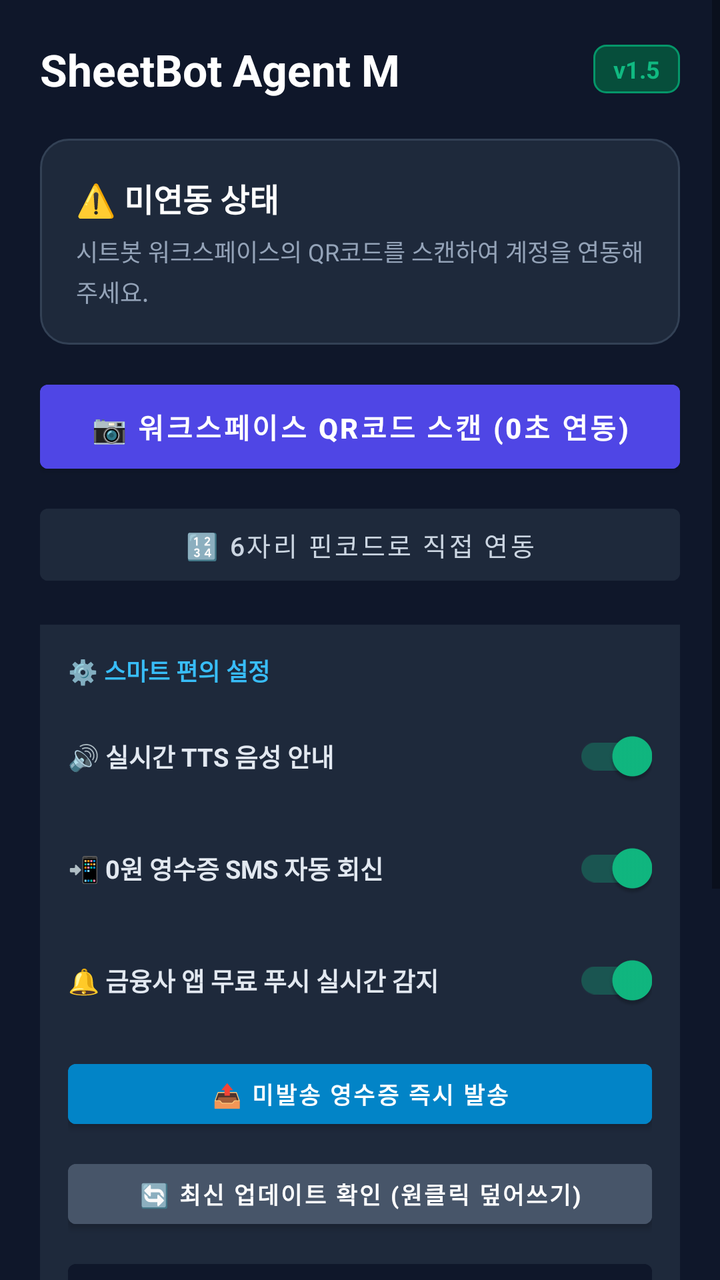
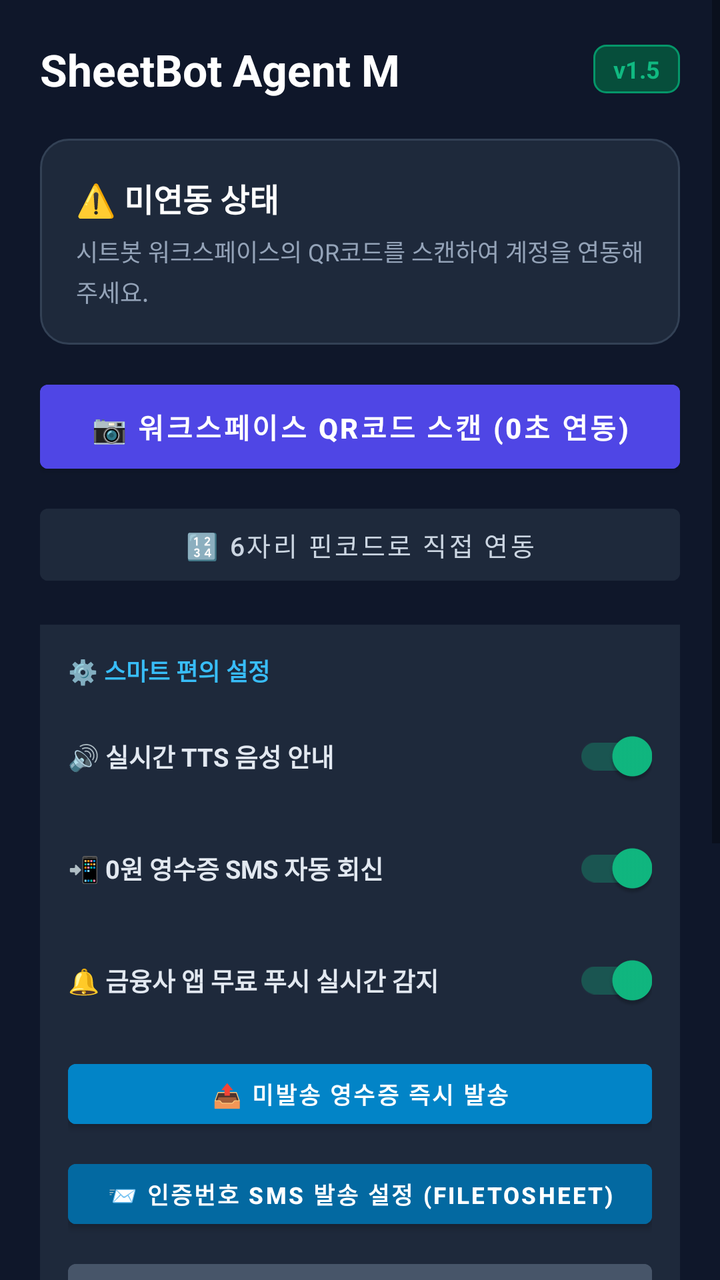

The first picture is an Android layout as it rendered before a commit; the second is the same layout after the commit. The layout source and the unified diff follow.
<!-- AndroidManifest.xml: application theme Theme.SheetBotDepositAgent -->
<!-- res/layout/activity_main.xml -->
<?xml version="1.0" encoding="utf-8"?>
<FrameLayout xmlns:android="http://schemas.android.com/apk/res/android"
    xmlns:app="http://schemas.android.com/apk/res-auto"
    android:layout_width="match_parent"
    android:layout_height="match_parent"
    android:background="#0F172A">

    <ScrollView
        android:layout_width="match_parent"
        android:layout_height="match_parent"
        android:fillViewport="true">

    <LinearLayout
        android:layout_width="match_parent"
        android:layout_height="wrap_content"
        android:orientation="vertical"
        android:padding="20dp">

        
        <LinearLayout
            android:layout_width="match_parent"
            android:layout_height="wrap_content"
            android:orientation="horizontal"
            android:gravity="center_vertical"
            android:layout_marginBottom="20dp">

            <TextView
                android:layout_width="0dp"
                android:layout_height="wrap_content"
                android:layout_weight="1"
                android:text="SheetBot Agent M"
                android:textColor="#FFFFFF"
                android:textSize="22sp"
                android:textStyle="bold" />

            <TextView
                android:layout_width="wrap_content"
                android:layout_height="wrap_content"
                android:background="@drawable/bg_badge_version"
                android:paddingHorizontal="10dp"
                android:paddingVertical="4dp"
                android:text="v1.5"
                android:textColor="#10B981"
                android:textSize="12sp"
                android:textStyle="bold" />
        </LinearLayout>

        
        <LinearLayout
            android:id="@+id/cardStatus"
            android:layout_width="match_parent"
            android:layout_height="wrap_content"
            android:orientation="vertical"
            android:padding="18dp"
            android:background="@drawable/bg_card_unpaired"
            android:layout_marginBottom="14dp">

            <TextView
                android:id="@+id/tvStatusTitle"
                android:layout_width="wrap_content"
                android:layout_height="wrap_content"
                android:text="⚠️ 미연동 상태"
                android:textColor="#FFFFFF"
                android:textSize="16sp"
                android:textStyle="bold" />

            <TextView
                android:id="@+id/tvStatusDesc"
                android:layout_width="match_parent"
                android:layout_height="wrap_content"
                android:layout_marginTop="6dp"
                android:text="시트봇 워크스페이스의 QR코드를 스캔하여 계정을 연동해 주세요."
                android:textColor="#94A3B8"
                android:textSize="12sp"
                android:lineSpacingExtra="3dp" />
        </LinearLayout>

        
        <LinearLayout
            android:id="@+id/layoutServerMonitor"
            android:layout_width="match_parent"
            android:layout_height="wrap_content"
            android:orientation="vertical"
            android:background="#1E293B"
            android:padding="14dp"
            android:layout_marginBottom="14dp"
            android:visibility="gone">

            <LinearLayout
                android:layout_width="match_parent"
                android:layout_height="wrap_content"
                android:orientation="horizontal"
                android:gravity="center_vertical"
                android:layout_marginBottom="6dp">

                <TextView
                    android:id="@+id/tvServerStatus"
                    android:layout_width="0dp"
                    android:layout_height="wrap_content"
                    android:layout_weight="1"
                    android:text="🌐 서버 통신: 🟢 정상 가동 (sheetbot.cloud)"
                    android:textColor="#E2E8F0"
                    android:textSize="12.5sp"
                    android:textStyle="bold" />

                <Button
                    android:id="@+id/btnRefreshServerStatus"
                    android:layout_width="wrap_content"
                    android:layout_height="34dp"
                    android:backgroundTint="#334155"
                    android:text="🔄 재점검"
                    android:textColor="#38BDF8"
                    android:textSize="11sp" />
            </LinearLayout>

            <TextView
                android:id="@+id/tvPendingDepositQueue"
                android:layout_width="match_parent"
                android:layout_height="wrap_content"
                android:text="📥 오프라인 안전 대기열: 0건 보관 중"
                android:textColor="#94A3B8"
                android:textSize="12sp" />
        </LinearLayout>

        
        <Button
            android:id="@+id/btnNotificationPermission"
            android:layout_width="match_parent"
            android:layout_height="wrap_content"
            android:layout_marginBottom="12dp"
            android:backgroundTint="#8B5CF6"
            android:text="🔔 금융사 앱 푸시 감지 권한 허용 (0원 통지)"
            android:textColor="#FFFFFF"
            android:textStyle="bold"
            android:visibility="gone" />

        
        <Button
            android:id="@+id/btnBatteryOpt"
            android:layout_width="match_parent"
            android:layout_height="wrap_content"
            android:layout_marginBottom="16dp"
            android:backgroundTint="#F59E0B"
            android:text="🔋 백그라운드 꺼짐 방지 설정 (배터리 제한 없음)"
            android:textColor="#FFFFFF"
            android:textStyle="bold"
            android:visibility="gone" />

        
        <ProgressBar
            android:id="@+id/progressBar"
            android:layout_width="wrap_content"
            android:layout_height="wrap_content"
            android:layout_gravity="center"
            android:layout_margin="8dp"
            android:visibility="gone" />

        
        <LinearLayout
            android:id="@+id/layoutUnpairedControls"
            android:layout_width="match_parent"
            android:layout_height="wrap_content"
            android:orientation="vertical"
            android:layout_marginBottom="16dp">

            <Button
                android:id="@+id/btnScanQr"
                android:layout_width="match_parent"
                android:layout_height="54dp"
                android:backgroundTint="#4F46E5"
                android:text="📷 워크스페이스 QR코드 스캔 (0초 연동)"
                android:textColor="#FFFFFF"
                android:textSize="14sp"
                android:textStyle="bold"
                android:layout_marginBottom="8dp" />

            <Button
                android:id="@+id/btnManualPin"
                android:layout_width="match_parent"
                android:layout_height="48dp"
                android:backgroundTint="#1E293B"
                android:text="🔢 6자리 핀코드로 직접 연동"
                android:textColor="#CBD5E1"
                android:textSize="13sp" />
        </LinearLayout>

        
        <LinearLayout
            android:id="@+id/layoutPairedControls"
            android:layout_width="match_parent"
            android:layout_height="wrap_content"
            android:orientation="vertical"
            android:layout_marginBottom="16dp"
            android:visibility="gone">

            <Button
                android:id="@+id/btnSyncPendingDeposits"
                android:layout_width="match_parent"
                android:layout_height="46dp"
                android:backgroundTint="#1E293B"
                android:text="📥 오프라인 대기열 서버 즉시 전송"
                android:textColor="#38BDF8"
                android:textSize="12.5sp"
                android:layout_marginBottom="8dp" />

            <Button
                android:id="@+id/btnUnlink"
                android:layout_width="match_parent"
                android:layout_height="44dp"
                android:backgroundTint="#334155"
                android:text="연동 해제"
                android:textColor="#94A3B8"
                android:textSize="12sp" />
        </LinearLayout>

        
        <LinearLayout
            android:layout_width="match_parent"
            android:layout_height="wrap_content"
            android:orientation="vertical"
            android:background="#1E293B"
            android:padding="14dp"
            android:layout_marginBottom="16dp">

            <TextView
                android:layout_width="wrap_content"
                android:layout_height="wrap_content"
                android:text="⚙️ 스마트 편의 설정"
                android:textColor="#38BDF8"
                android:textSize="12sp"
                android:textStyle="bold"
                android:layout_marginBottom="10dp" />

            <LinearLayout
                android:layout_width="match_parent"
                android:layout_height="wrap_content"
                android:orientation="horizontal"
                android:gravity="center_vertical"
                android:layout_marginBottom="8dp">

                <TextView
                    android:layout_width="0dp"
                    android:layout_height="wrap_content"
                    android:layout_weight="1"
                    android:text="🔊 실시간 TTS 음성 안내"
                    android:textColor="#E2E8F0"
                    android:textSize="12.5sp"
                    android:textStyle="bold" />

                <androidx.appcompat.widget.SwitchCompat
                    android:id="@+id/switchTts"
                    android:layout_width="wrap_content"
                    android:layout_height="wrap_content"
                    android:checked="true" />
            </LinearLayout>

            <LinearLayout
                android:layout_width="match_parent"
                android:layout_height="wrap_content"
                android:orientation="horizontal"
                android:gravity="center_vertical"
                android:layout_marginBottom="8dp">

                <TextView
                    android:layout_width="0dp"
                    android:layout_height="wrap_content"
                    android:layout_weight="1"
                    android:text="📲 0원 영수증 SMS 자동 회신"
                    android:textColor="#E2E8F0"
                    android:textSize="12.5sp"
                    android:textStyle="bold" />

                <androidx.appcompat.widget.SwitchCompat
                    android:id="@+id/switchReceiptSms"
                    android:layout_width="wrap_content"
                    android:layout_height="wrap_content"
                    android:checked="true" />
            </LinearLayout>

            <LinearLayout
                android:layout_width="match_parent"
                android:layout_height="wrap_content"
                android:orientation="horizontal"
                android:gravity="center_vertical"
                android:layout_marginBottom="12dp">

                <TextView
                    android:layout_width="0dp"
                    android:layout_height="wrap_content"
                    android:layout_weight="1"
                    android:text="🔔 금융사 앱 무료 푸시 실시간 감지"
                    android:textColor="#E2E8F0"
                    android:textSize="12.5sp"
                    android:textStyle="bold" />

                <androidx.appcompat.widget.SwitchCompat
                    android:id="@+id/switchPushDetection"
                    android:layout_width="wrap_content"
                    android:layout_height="wrap_content"
                    android:checked="true" />
            </LinearLayout>

            <Button
                android:id="@+id/btnSyncPendingReceipts"
                android:layout_width="match_parent"
                android:layout_height="42dp"
                android:backgroundTint="#0284C7"
                android:text="📤 미발송 영수증 즉시 발송"
                android:textColor="#FFFFFF"
                android:textSize="11.5sp"
                android:textStyle="bold"
                android:layout_marginBottom="8dp" />

            <Button
                android:id="@+id/btnCheckUpdate"
                android:layout_width="match_parent"
                android:layout_height="42dp"
                android:backgroundTint="#475569"
                android:text="🔄 최신 업데이트 확인 (원클릭 덮어쓰기)"
                android:textColor="#FFFFFF"
                android:textSize="11.5sp"
                android:textStyle="bold" />

            <Button
                android:id="@+id/btnEnterAod"
                android:layout_width="match_parent"
                android:layout_height="42dp"
                android:backgroundTint="#0F172A"
                android:text="🌙 올웨이즈 블랙 모드 (화면 번인 방지)"
                android:textColor="#94A3B8"
                android:textSize="11.5sp"
                android:textStyle="bold"
                android:layout_marginTop="8dp" />
        </LinearLayout>

        
        <LinearLayout
            android:id="@+id/layoutLastDeposit"
            android:layout_width="match_parent"
            android:layout_height="wrap_content"
            android:orientation="vertical"
            android:background="#1E293B"
            android:padding="14dp"
            android:layout_marginBottom="16dp"
            android:visibility="gone">

            <TextView
                android:layout_width="wrap_content"
                android:layout_height="wrap_content"
                android:text="최근 감지된 입금"
                android:textColor="#38BDF8"
                android:textSize="12sp"
                android:textStyle="bold" />

            <TextView
                android:id="@+id/tvLastDeposit"
                android:layout_width="match_parent"
                android:layout_height="wrap_content"
                android:layout_marginTop="4dp"
                android:text="내역 없음"
                android:textColor="#E2E8F0"
                android:textSize="11sp" />
        </LinearLayout>

        
        <TextView
            android:layout_width="wrap_content"
            android:layout_height="wrap_content"
            android:text="실시간 감지 로그"
            android:textColor="#64748B"
            android:textSize="12sp"
            android:textStyle="bold"
            android:layout_marginBottom="6dp" />

        <TextView
            android:id="@+id/tvLogs"
            android:layout_width="match_parent"
            android:layout_height="180dp"
            android:background="#020617"
            android:padding="12dp"
            android:textColor="#10B981"
            android:textSize="10.5sp"
            android:fontFamily="monospace"
            android:text="대기 중... 은행 입금 문자가 오면 자동으로 웹훅 전송됩니다.\n" />

    </LinearLayout>
    </ScrollView>

    
    <FrameLayout
        android:id="@+id/layoutAod"
        android:layout_width="match_parent"
        android:layout_height="match_parent"
        android:background="#000000"
        android:clickable="true"
        android:focusable="true"
        android:visibility="gone">

        <LinearLayout
            android:id="@+id/containerAodContent"
            android:layout_width="wrap_content"
            android:layout_height="wrap_content"
            android:layout_gravity="center"
            android:orientation="vertical"
            android:gravity="center">

            
            <View
                android:layout_width="8dp"
                android:layout_height="8dp"
                android:background="@drawable/bg_badge_version"
                android:backgroundTint="#10B981"
                android:layout_marginBottom="12dp" />

            <TextView
                android:id="@+id/tvAodClock"
                android:layout_width="wrap_content"
                android:layout_height="wrap_content"
                android:text="12:00"
                android:textColor="#334155"
                android:textSize="36sp"
                android:fontFamily="sans-serif-thin"
                android:textStyle="bold" />

            <TextView
                android:layout_width="wrap_content"
                android:layout_height="wrap_content"
                android:layout_marginTop="4dp"
                android:text="SheetBot 24H 입금 감지 중"
                android:textColor="#1E293B"
                android:textSize="11sp" />

            <TextView
                android:layout_width="wrap_content"
                android:layout_height="wrap_content"
                android:layout_marginTop="24dp"
                android:text="화면을 두 번 탭하면 복귀합니다"
                android:textColor="#1E293B"
                android:textSize="10sp" />
        </LinearLayout>
    </FrameLayout>
</FrameLayout>
<!-- resources referenced by this layout -->
<resources>
  <!-- drawable bg_badge_version (drawable) -->
  <?xml version="1.0" encoding="utf-8"?>
  <shape xmlns:android="http://schemas.android.com/apk/res/android"
      android:shape="rectangle">
      <corners android:radius="6dp" />
      <solid android:color="#064E3B" />
      <stroke android:width="1dp" android:color="#059669" />
  </shape>
  <!-- drawable bg_card_unpaired (drawable) -->
  <?xml version="1.0" encoding="utf-8"?>
  <shape xmlns:android="http://schemas.android.com/apk/res/android"
      android:shape="rectangle">
      <corners android:radius="14dp" />
      <solid android:color="#1E293B" />
      <stroke android:width="1dp" android:color="#334155" />
  </shape>
  <style name="Theme.SheetBotDepositAgent" parent="Theme.MaterialComponents.DayNight.NoActionBar">
          <item name="colorPrimary">@color/purple_500</item>
          <item name="colorPrimaryVariant">@color/purple_700</item>
          <item name="colorOnPrimary">@color/white</item>
          <item name="colorSecondary">@color/teal_200</item>
          <item name="colorSecondaryVariant">@color/teal_700</item>
          <item name="colorOnSecondary">@color/black</item>
          <item name="android:statusBarColor">#0F172A</item>
      </style>
  <color name="purple_500">#4F46E5</color>
  <color name="purple_700">#4338CA</color>
  <color name="white">#FFFFFFFF</color>
  <color name="teal_200">#10B981</color>
  <color name="teal_700">#059669</color>
  <color name="black">#000000</color>
</resources>

<!-- the commit's change to res/layout/activity_main.xml (unified diff, before → after) -->
@@ -312,6 +312,17 @@
                 android:layout_marginBottom="8dp" />
 
             <Button
+                android:id="@+id/btnSmsRelay"
+                android:layout_width="match_parent"
+                android:layout_height="42dp"
+                android:backgroundTint="#0369A1"
+                android:text="📨 인증번호 SMS 발송 설정 (FileToSheet)"
+                android:textColor="#FFFFFF"
+                android:textSize="11.5sp"
+                android:textStyle="bold"
+                android:layout_marginBottom="8dp" />
+
+            <Button
                 android:id="@+id/btnCheckUpdate"
                 android:layout_width="match_parent"
                 android:layout_height="42dp"
